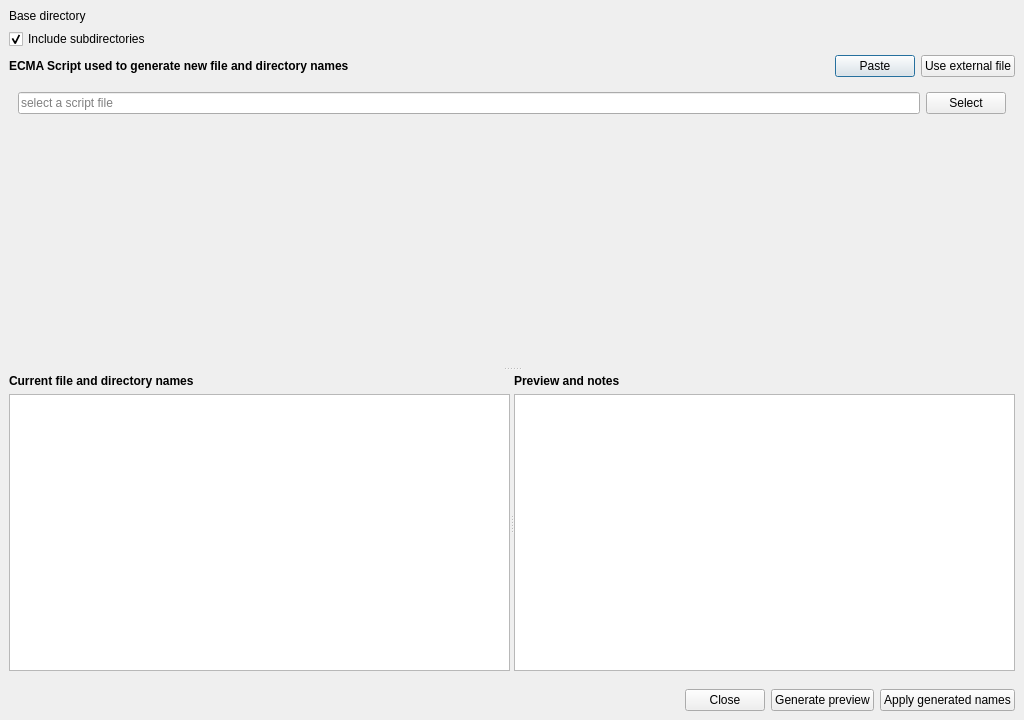
Qt form gui/renamefilesdialog.ui (Martchus/tageditor) before a commit.
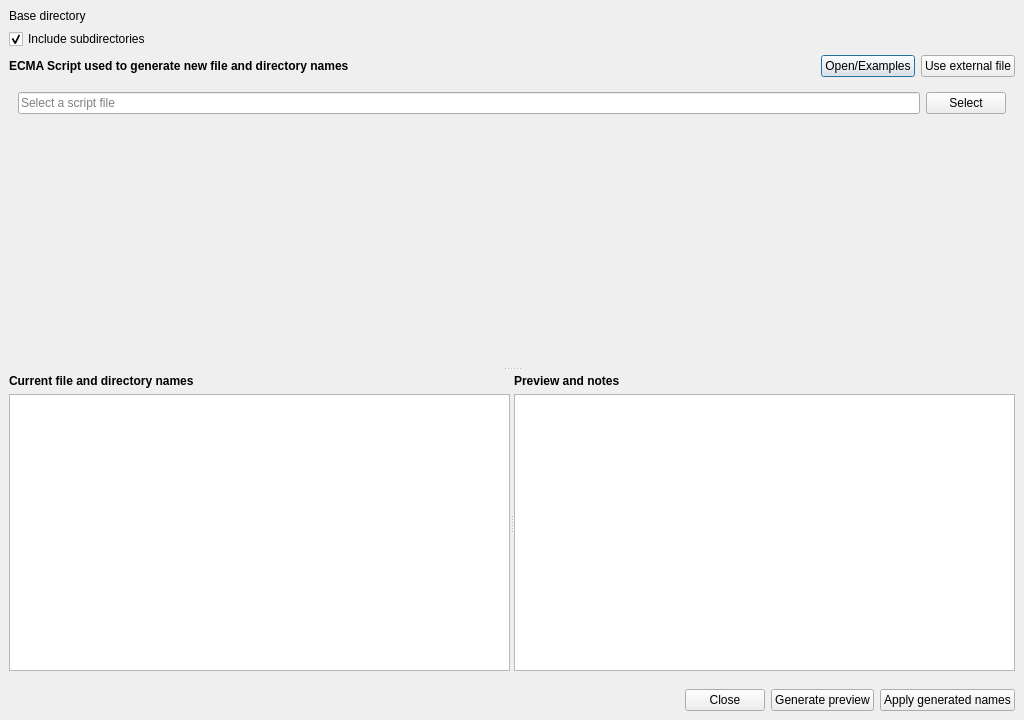
The same form after that commit. The open tabs and pages were chosen to show the change. Icons and pictures are not drawn. Custom widgets are drawn as their Qt base class.

```diff
--- a/gui/renamefilesdialog.ui
+++ b/gui/renamefilesdialog.ui
@@ -98,7 +98,7 @@
             <item>
              <widget class="QPushButton" name="pasteScriptPushButton">
               <property name="text">
-               <string>Paste</string>
+               <string>Open/Examples</string>
               </property>
               <property name="icon">
                <iconset theme="edit-paste">
@@ -578,7 +578,7 @@
                 <item>
                  <widget class="PathLineEdit" name="scriptFilePathLineEdit">
                   <property name="placeholderText">
-                   <string>select a script file</string>
+                   <string>Select a script file</string>
                   </property>
                  </widget>
                 </item>
```
